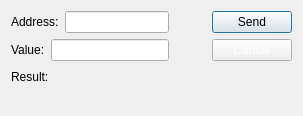
Before: the Qt Designer form writesingleregisterdialog.ui in tonylin0826/ModbusMasterTool, drawn with Qt 5.
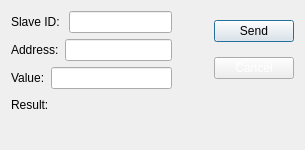
After: the same form once the commit is applied.

Commit message: feat(ui): add WriteSingleCoilDialog

```diff
--- a/writesingleregisterdialog.ui
+++ b/writesingleregisterdialog.ui
@@ -6,8 +6,8 @@
    <rect>
     <x>0</x>
     <y>0</y>
-    <width>303</width>
-    <height>116</height>
+    <width>305</width>
+    <height>150</height>
    </rect>
   </property>
   <property name="windowTitle">
@@ -33,6 +33,20 @@
       <layout class="QHBoxLayout" name="horizontalLayout">
        <item>
         <layout class="QVBoxLayout" name="verticalLayout_4">
+         <item>
+          <layout class="QHBoxLayout" name="horizontalLayout_5">
+           <item>
+            <widget class="QLabel" name="label_3">
+             <property name="text">
+              <string>Slave ID: </string>
+             </property>
+            </widget>
+           </item>
+           <item>
+            <widget class="QLineEdit" name="inputSlaveId"/>
+           </item>
+          </layout>
+         </item>
          <item>
           <layout class="QHBoxLayout" name="horizontalLayout_2">
            <item>
```
The commit also changes 6 other files.
